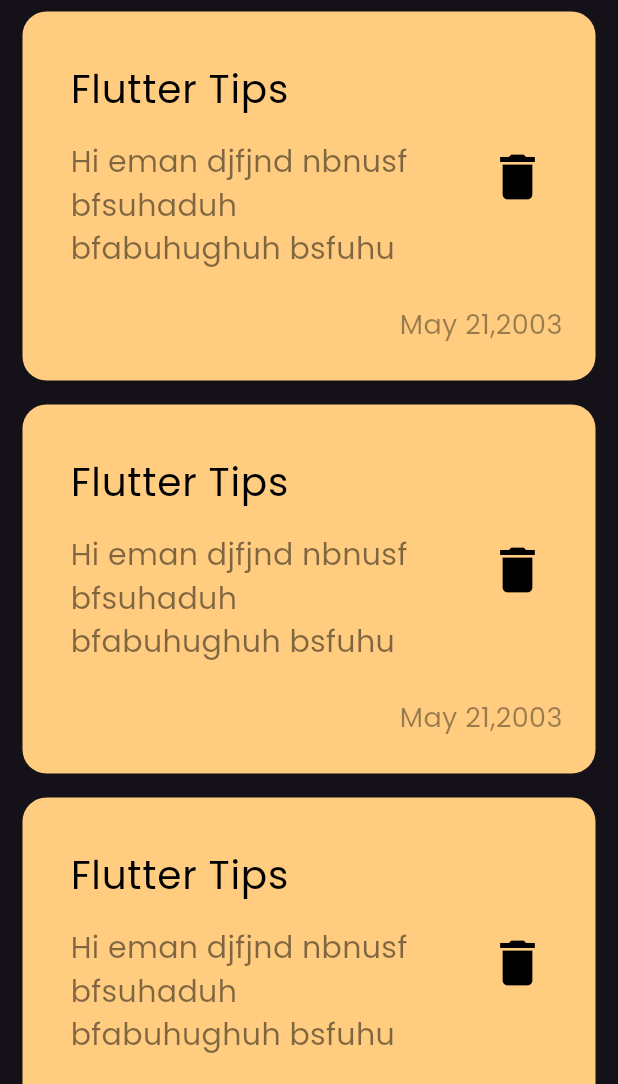
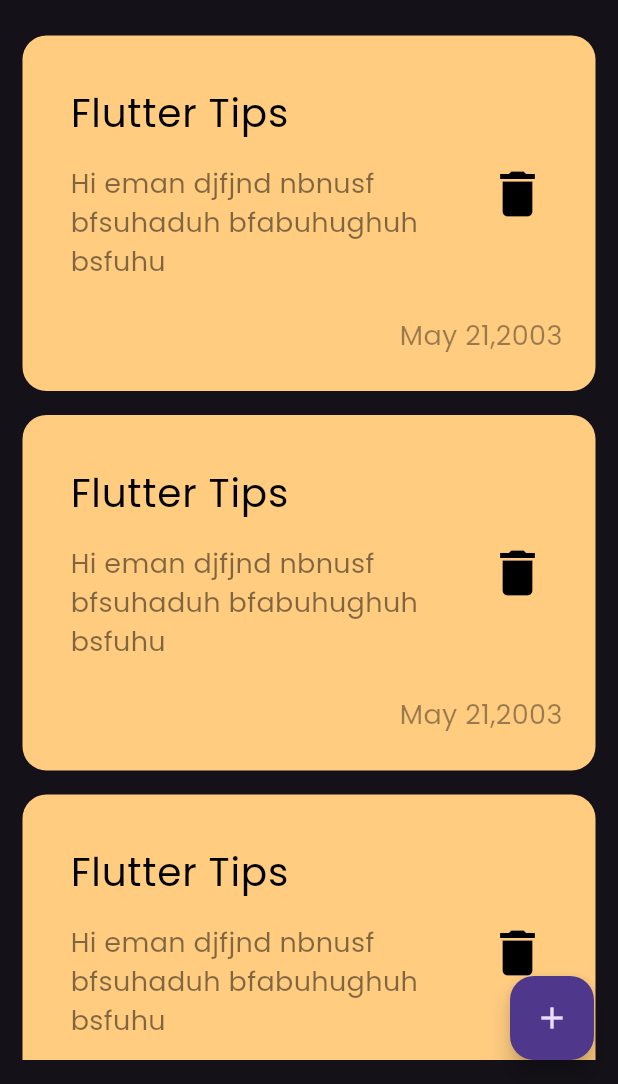
Before and after one commit to emansobhey/Notes_App, a Flutter app: the screen it shows after launch, on a phone screen of 412 x 824 dp, the part 152-1236 px from its top. Run offline on Flutter 3.47's test engine with Material 3 defaults, Android fonts, the phone set to English and light mode, and no system bars.

Commit message:
AddNoteBottomSheet

```diff
--- a/lib/main.dart
+++ b/lib/main.dart
@@ -1,5 +1,5 @@
 import 'package:flutter/material.dart';
-import 'package:note/views/Home.dart';
+import 'package:note/views/Notes_view.dart';
 
 void main() {
   runApp(TokuApp());
--- a/lib/views/Home.dart
+++ /dev/null
@@ -1,13 +0,0 @@
-import 'package:flutter/material.dart';
-import 'package:note/widgets/NotesViewBody.dart';
-
-class NotesViews extends StatelessWidget {
-  const NotesViews({super.key});
-
-  @override
-  Widget build(BuildContext context) {
-    return Scaffold(
-      body: NotesViewBody(),
-    );
-  }
-}
--- /dev/null
+++ b/lib/views/Notes_view.dart
@@ -0,0 +1,26 @@
+import 'package:flutter/material.dart';
+import 'package:note/widgets/AddNoteBottomSheet.dart';
+import 'package:note/widgets/NotesViewBody.dart';
+
+class NotesViews extends StatelessWidget {
+  const NotesViews({super.key});
+
+  @override
+  Widget build(BuildContext context) {
+    return Scaffold(
+      floatingActionButton: FloatingActionButton(
+        onPressed: () {
+          showModalBottomSheet(
+              shape: RoundedRectangleBorder(
+                  borderRadius: BorderRadius.circular(25)),
+              context: context,
+              builder: (context) {
+                return const AddNoteBottomSheet();
+              });
+        },
+        child: const Icon(Icons.add),
+      ),
+      body: const NotesViewBody(),
+    );
+  }
+}
--- /dev/null
+++ b/lib/widgets/AddNoteBottomSheet.dart
@@ -0,0 +1,13 @@
+
+import 'package:flutter/material.dart';
+
+class AddNoteBottomSheet extends StatelessWidget {
+  const AddNoteBottomSheet({super.key});
+
+  @override
+  Widget build(BuildContext context) {
+    return Container(
+
+    );
+  }
+}
--- a/lib/widgets/CustomAppBar.dart
+++ b/lib/widgets/CustomAppBar.dart
@@ -9,16 +9,16 @@ class CustomAppBar extends StatelessWidget {
     return Row(
       children: [
         Container(
-          child: Padding(
-            padding: const EdgeInsets.only(top: 15, left: 15),
+          child: const Padding(
+            padding: EdgeInsets.only(top: 15, left: 15),
             child: Text(
               'Notes ',
               style: TextStyle(color: Colors.white, fontSize: 25),
             ),
           ),
         ),
-        Spacer(),
-        CostomSearchIcon()
+        const Spacer(),
+        const CostomSearchIcon()
       ],
     );
   }
--- a/lib/widgets/NotesViewBody.dart
+++ b/lib/widgets/NotesViewBody.dart
@@ -1,5 +1,6 @@
 import 'package:flutter/material.dart';
 import 'package:note/widgets/CustomAppBar.dart';
+import 'package:note/widgets/Notes_list_view.dart';
 import 'package:note/widgets/ccostomNoteItem.dart';
 
 class NotesViewBody extends StatelessWidget {
@@ -18,17 +19,3 @@ class NotesViewBody extends StatelessWidget {
     );
   }
 }
-
-class NotesListView extends StatelessWidget {
-  const NotesListView({super.key});
-
-  @override
-  Widget build(BuildContext context) {
-    return ListView.builder(itemBuilder: (context, index) {
-      return Padding(
-        padding: const EdgeInsets.symmetric(vertical: 8, horizontal: 15),
-        child: const NoteItem(),
-      );
-    });
-  }
-}
--- /dev/null
+++ b/lib/widgets/Notes_list_view.dart
@@ -0,0 +1,20 @@
+import 'package:flutter/material.dart';
+import 'package:note/widgets/ccostomNoteItem.dart';
+
+class NotesListView extends StatelessWidget {
+  const NotesListView({super.key});
+  @override
+  Widget build(BuildContext context) {
+    return Padding(
+      padding: const EdgeInsets.symmetric(vertical: 16),
+      child: ListView.builder(
+          padding: EdgeInsets.zero,
+          itemBuilder: (context, index) {
+            return const Padding(
+              padding: EdgeInsets.symmetric(vertical: 8, horizontal: 15),
+              child: NoteItem(),
+            );
+          }),
+    );
+  }
+}
--- a/lib/widgets/ccostomNoteItem.dart
+++ b/lib/widgets/ccostomNoteItem.dart
@@ -1,4 +1,3 @@
-
 import 'package:flutter/material.dart';
 
 class NoteItem extends StatelessWidget {
@@ -27,7 +26,7 @@ class NoteItem extends StatelessWidget {
             child: Text(
               'Hi eman djfjnd nbnusf bfsuhaduh bfabuhughuh bsfuhu',
               style:
-                  TextStyle(color: Colors.black.withOpacity(0.5), fontSize: 20),
+                  TextStyle(color: Colors.black.withOpacity(0.5), fontSize: 18),
             ),
           ),
           trailing: IconButton(
```
